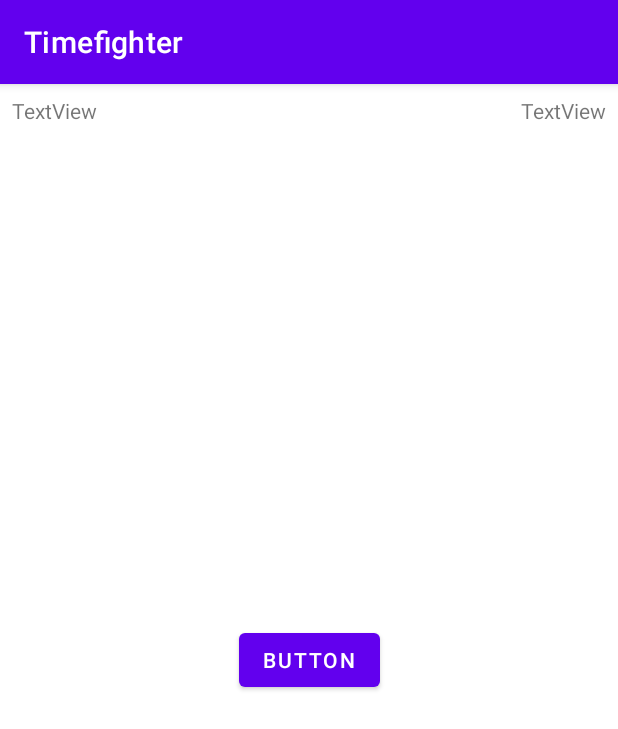
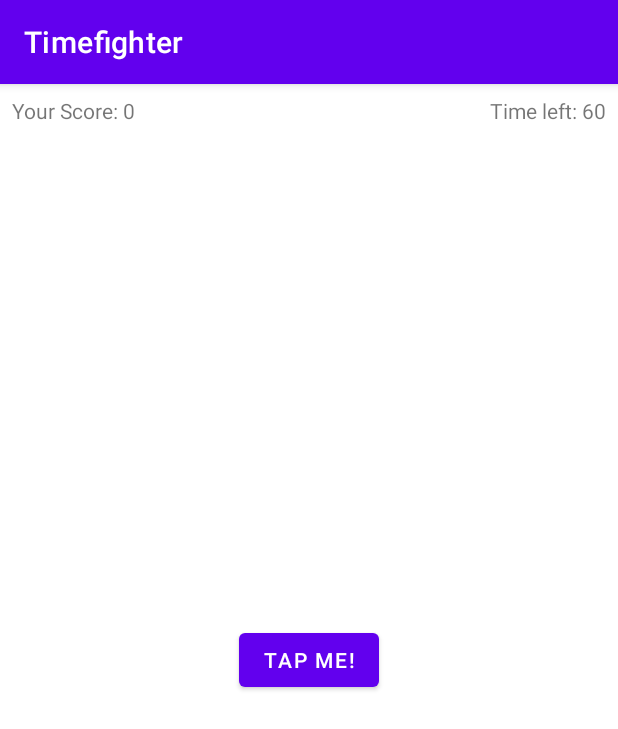
Before and after one commit to kcmccabe18/Timefighter_2.0, an Android app: the screen it shows after launch (MainActivity), on a phone screen of 412 x 824 dp. Shown: the top 729 px of the screen. Run offline under Robolectric (Android 15) with nearby library versions, the phone set to English and light mode, and no system bars.

Commit message:
ch3 finished

```diff
--- a/app/src/main/java/com/raywenderlich/timefighter/MainActivity.kt
+++ b/app/src/main/java/com/raywenderlich/timefighter/MainActivity.kt
@@ -1,11 +1,87 @@
 package com.raywenderlich.timefighter
 
+import android.content.IntentSender
 import androidx.appcompat.app.AppCompatActivity
 import android.os.Bundle
+import android.os.CountDownTimer
+import android.widget.Button
+import android.widget.TextView
+import android.widget.Toast
 
 class MainActivity : AppCompatActivity() {
+
+  private lateinit var gameScoreTextView: TextView
+  private lateinit var timeLeftTextView: TextView
+  private lateinit var tapMeButton: Button
+  private var score = 0
+
+  private var gameStarted = false
+
+  private lateinit var countDownTimer: CountDownTimer
+  private var initialCountDown: Long = 60000
+  private var countDownInterval: Long = 1000
+  private var timeLeft = 60
+
   override fun onCreate(savedInstanceState: Bundle?) {
     super.onCreate(savedInstanceState)
     setContentView(R.layout.activity_main)
+
+    gameScoreTextView = findViewById(R.id.game_score_text_view)
+
+    timeLeftTextView = findViewById(R.id.time_left_text_view)
+
+    tapMeButton = findViewById(R.id.tap_me_button)
+
+    tapMeButton.setOnClickListener { incrementScore() }
+
+    resetGame()
+
+    // connect views to variables
+  }
+
+  private fun incrementScore(){
+    if (!gameStarted) {
+      startGame()
+    }
+    score++
+
+    val newScore = getString(R.string.your_score, score)
+    gameScoreTextView.text = newScore
+  }
+
+  private fun resetGame(){
+    score = 0
+
+    val initialScore = getString(R.string.your_score, score)
+    gameScoreTextView.text = initialScore
+
+    val initialTimeLeft = getString(R.string.time_left, 60)
+    timeLeftTextView.text = initialTimeLeft
+
+    countDownTimer = object : CountDownTimer(initialCountDown, countDownInterval){
+      override fun onTick(millisUntilFinished: Long) {
+        timeLeft = millisUntilFinished.toInt() / 1000
+
+        val timeLeftString = getString(R.string.time_left, timeLeft)
+        timeLeftTextView.text = timeLeftString
+      }
+
+      override fun onFinish() {
+        endGame()
+      }
+    }
+
+    gameStarted = false
+  }
+
+  private fun startGame(){
+    countDownTimer.start()
+    gameStarted = true
+  }
+
+  private fun endGame() {
+    Toast.makeText(this, getString(R.string.game_over_message, score),
+      Toast.LENGTH_LONG).show()
+    resetGame()
   }
 }
--- a/app/src/main/res/layout/activity_main.xml
+++ b/app/src/main/res/layout/activity_main.xml
@@ -7,30 +7,30 @@
     tools:context=".MainActivity">
 
   <TextView
-      android:id="@+id/textView"
+      android:id="@+id/game_score_text_view"
       android:layout_width="wrap_content"
       android:layout_height="wrap_content"
       android:layout_marginStart="8dp"
       android:layout_marginTop="8dp"
-      android:text="TextView"
+      android:text="Your Score: %1$d"
       app:layout_constraintStart_toStartOf="parent"
       app:layout_constraintTop_toTopOf="parent" />
 
   <TextView
-      android:id="@+id/textView2"
+      android:id="@+id/time_left_text_view"
       android:layout_width="wrap_content"
       android:layout_height="wrap_content"
       android:layout_marginTop="8dp"
       android:layout_marginEnd="8dp"
-      android:text="TextView"
+      android:text="Time left: %1$d"
       app:layout_constraintEnd_toEndOf="parent"
       app:layout_constraintTop_toTopOf="parent" />
 
   <Button
-      android:id="@+id/button"
+      android:id="@+id/tap_me_button"
       android:layout_width="wrap_content"
       android:layout_height="wrap_content"
-      android:text="Button"
+      android:text="Tap me!"
       app:layout_constraintBottom_toBottomOf="parent"
       app:layout_constraintEnd_toEndOf="parent"
       app:layout_constraintStart_toStartOf="parent"
--- a/app/src/main/res/values/strings.xml
+++ b/app/src/main/res/values/strings.xml
@@ -1,3 +1,7 @@
 <resources>
   <string name="app_name">Timefighter</string>
+  <string name="tap_me">Tap me!</string>
+  <string name="your_score">Your Score: %1$d</string>
+  <string name="time_left">Time left: %1$d</string>
+  <string name="game_over_message">Time\'s up! Your score was: %1$d</string>
 </resources>
```
